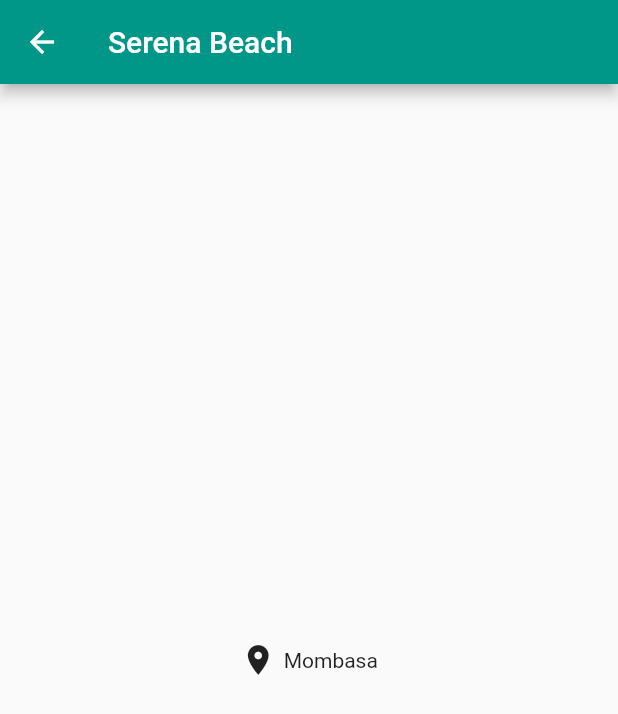
After one commit to hamisirizwan/flutter_hotel_ui, a Flutter app: the HomePage screen opened directly, after a tap on "Serena Beach", on a phone screen of 412 x 824 dp. The commit adds this screen. Shown: the top 714 px of the screen. Run offline on Flutter 3.47's test engine with Material 2 defaults, Android fonts, the phone set to English and light mode, and no system bars.

Commit message:
added interactivity on click

```diff
--- a/lib/componets/hotel_detail.dart
+++ b/lib/componets/hotel_detail.dart
@@ -1,4 +1,5 @@
 import 'package:flutter/material.dart';
+import 'package:hotel_ui/pages/hotel_detail_page.dart';
 
 class HotelContainer extends StatelessWidget {
   String name;
@@ -9,7 +10,17 @@ class HotelContainer extends StatelessWidget {
 
   @override
   Widget build(BuildContext context) {
-    return Row(
+    return GestureDetector(
+      onTap: () {
+        Navigator.push(
+          context,
+          MaterialPageRoute(
+            builder: (context) => HotelDetailsPage(name, location),
+          ),
+        );
+        // print("$name");
+      },
+      child: Row(
         children: [
           Container(
             height: 300,
@@ -55,6 +66,7 @@ class HotelContainer extends StatelessWidget {
             width: 35.0,
           )
         ],
+      ),
     );
   }
 }
--- /dev/null
+++ b/lib/pages/hotel_detail_page.dart
@@ -0,0 +1,29 @@
+import 'package:flutter/material.dart';
+
+class HotelDetailsPage extends StatelessWidget {
+  String name;
+  String location;
+
+  HotelDetailsPage(this.name, this.location);
+
+  @override
+  Widget build(BuildContext context) {
+    return Scaffold(
+      appBar: AppBar(
+        title: Text("$name"),
+      ),
+      body: Center(
+        child: Row(
+          mainAxisAlignment: MainAxisAlignment.center,
+          children: [
+            Icon(Icons.location_on),
+            SizedBox(
+              width: 5.0,
+            ),
+            Text("$location"),
+          ],
+        ),
+      ),
+    );
+  }
+}
```
Lines whose indentation alone changed are shown as unchanged.
